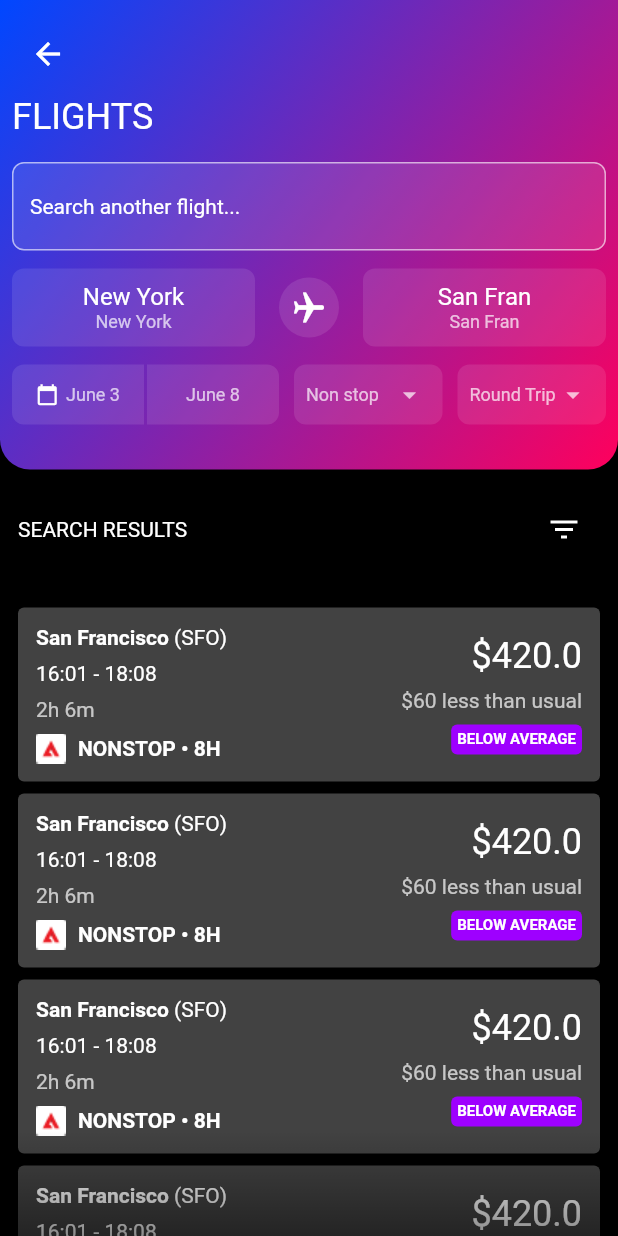
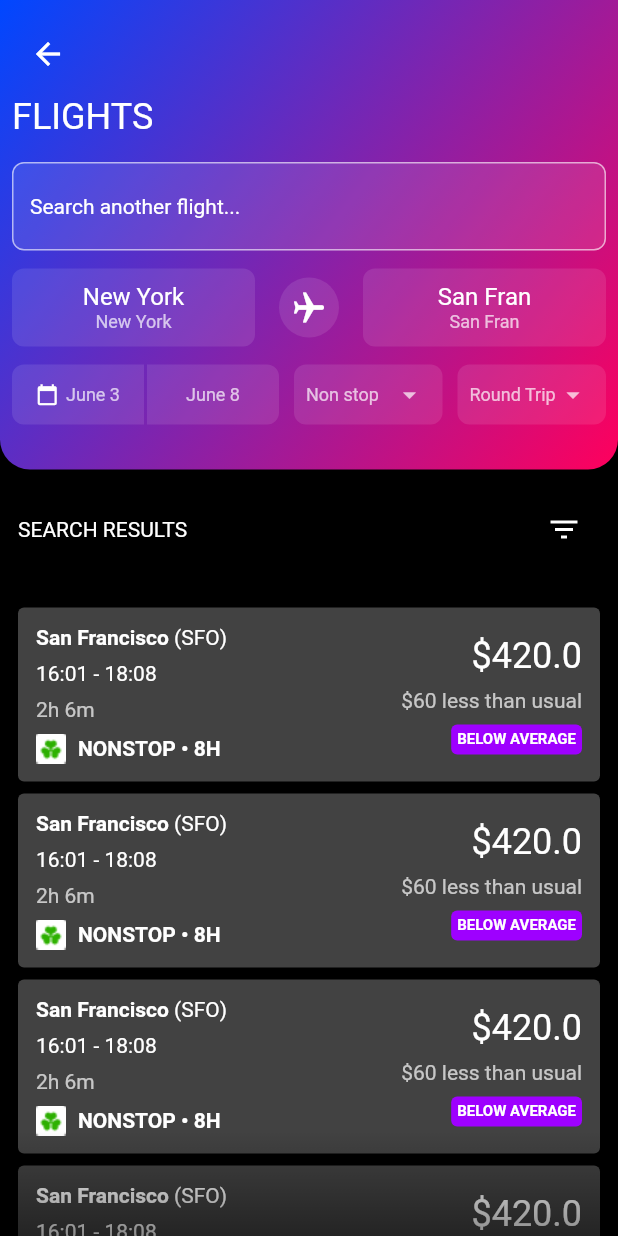
Before and after one commit to zhukeev/a_kim_test, a Flutter app: the screen it shows after launch, on a phone screen of 412 x 824 dp. Run offline on Flutter 3.47's test engine with Material 2 defaults, Android fonts, the phone set to English and light mode, and no system bars; our stand-ins replace flutter_svg, google_fonts, infinite_scroll_pagination.

```diff
--- a/lib/view/widgets/flight_item.dart
+++ b/lib/view/widgets/flight_item.dart
@@ -1,3 +1,5 @@
+import 'dart:math';
+
 import 'package:a_kim_test/util/constants.dart';
 import 'package:flutter/material.dart';
 import 'package:intl/intl.dart';
@@ -36,7 +38,11 @@ class FlightItem extends StatelessWidget {
                 SizedBox(height: 8),
                 Row(
                   children: [
-                    Image.asset(Assets.image1),
+                    Image.asset([
+                      Assets.image1,
+                      Assets.image2,
+                      Assets.image3
+                    ][Random().nextInt(3)]),
                     SizedBox(width: 8),
                     Text(
                       'Nonstop • 8h'.toUpperCase(),
```
